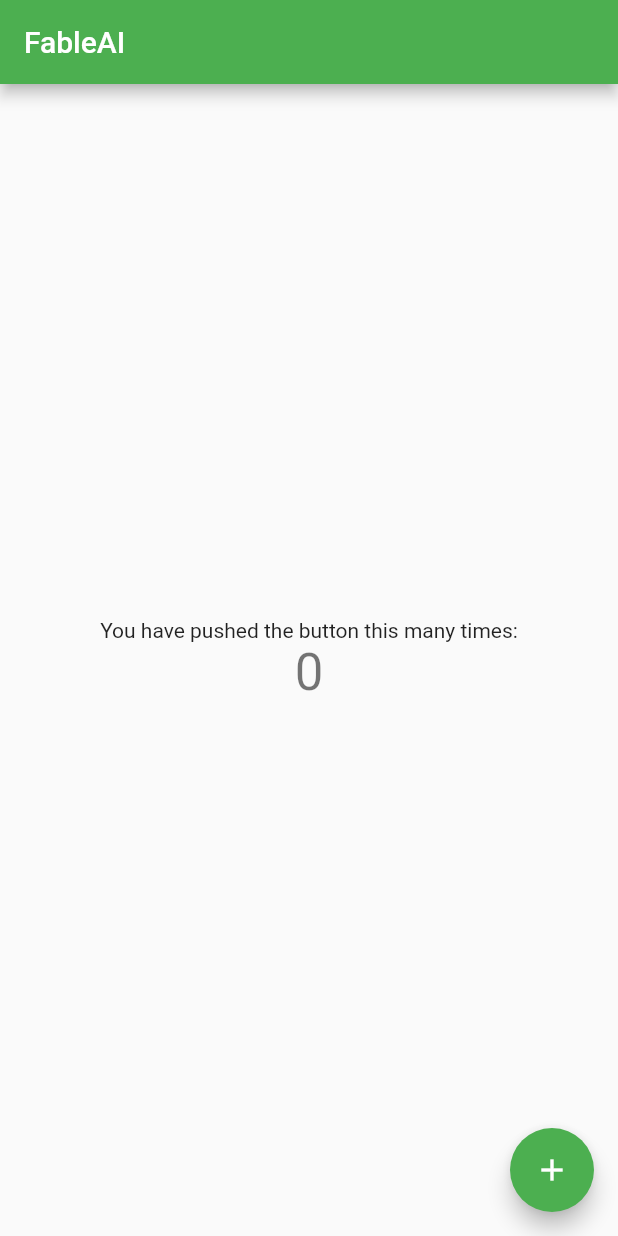
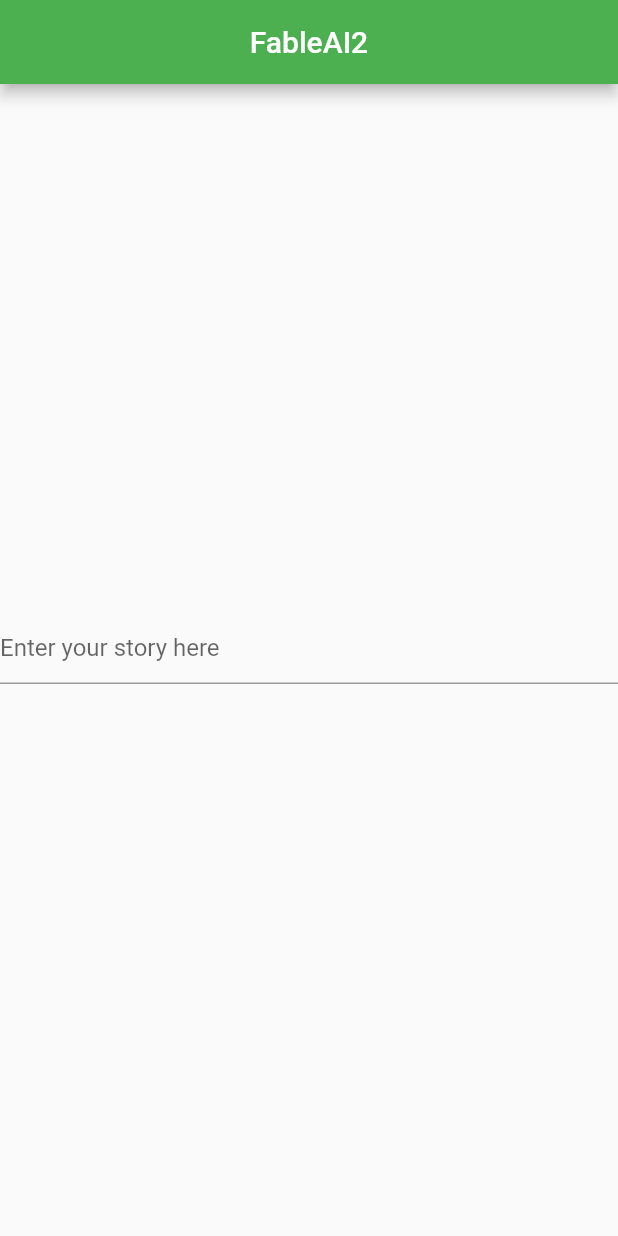
Before and after one commit to mealilo/FableAI, a Flutter app: the screen it shows after launch, on a phone screen of 412 x 824 dp. Run offline on Flutter 3.47's test engine with Material 2 defaults, Android fonts, the phone set to English and light mode, and no system bars.

Commit message:
working text (press enter to submit text)

```diff
--- a/fableai/lib/main.dart
+++ b/fableai/lib/main.dart
@@ -11,7 +11,7 @@
   @override
   Widget build(BuildContext context) {
     return MaterialApp(
-      title: 'Flutter Demo',
+      title: 'FableAI',
       theme: ThemeData(
         // This is the theme of your application.
         //
@@ -24,22 +24,18 @@
         // is not restarted.
         primarySwatch: Colors.green,
       ),
-      home: const MyHomePage(title: 'FableAI'),
+      home: Scaffold(
+          appBar: AppBar(
+            backgroundColor: Colors.green,
+            centerTitle: true,
+            title: const Text('FableAI2'),
+          ),
+          // Calls the MyTextInput
+          body: MyTextInput()),
     );
   }
 }
 
-
-class TestWdiget extends StatelessWidget {
-  const TestWdiget({super.key});
-
-  @override
-  Widget build(BuildContext context) {
-    return Container();
-  }
-}
-
-}
 class MyHomePage extends StatefulWidget {
   const MyHomePage({super.key, required this.title});
 
@@ -56,6 +52,38 @@
 
   @override
   State<MyHomePage> createState() => _MyHomePageState();
+}
+
+class MyTextInput extends StatefulWidget {
+  const MyTextInput({super.key});
+
+  @override
+  MyTextInputState createState() => MyTextInputState();
+}
+
+class MyTextInputState extends State<MyTextInput> {
+  String result = "";
+
+  @override
+  Widget build(BuildContext context) {
+    return Scaffold(
+        body: Center(
+            child: Column(
+                mainAxisAlignment: MainAxisAlignment.center,
+                children: <Widget>[
+          TextField(
+              decoration: InputDecoration(hintText: "Enter your story here"),
+              //onChanged is called whenever we add or delete something on Text Field
+
+              onSubmitted: (String str) {
+                setState(() {
+                  result = str;
+                });
+              }),
+          //displaying input text
+          Text(result)
+        ])));
+  }
 }
 
 class _MyHomePageState extends State<MyHomePage> {
```
